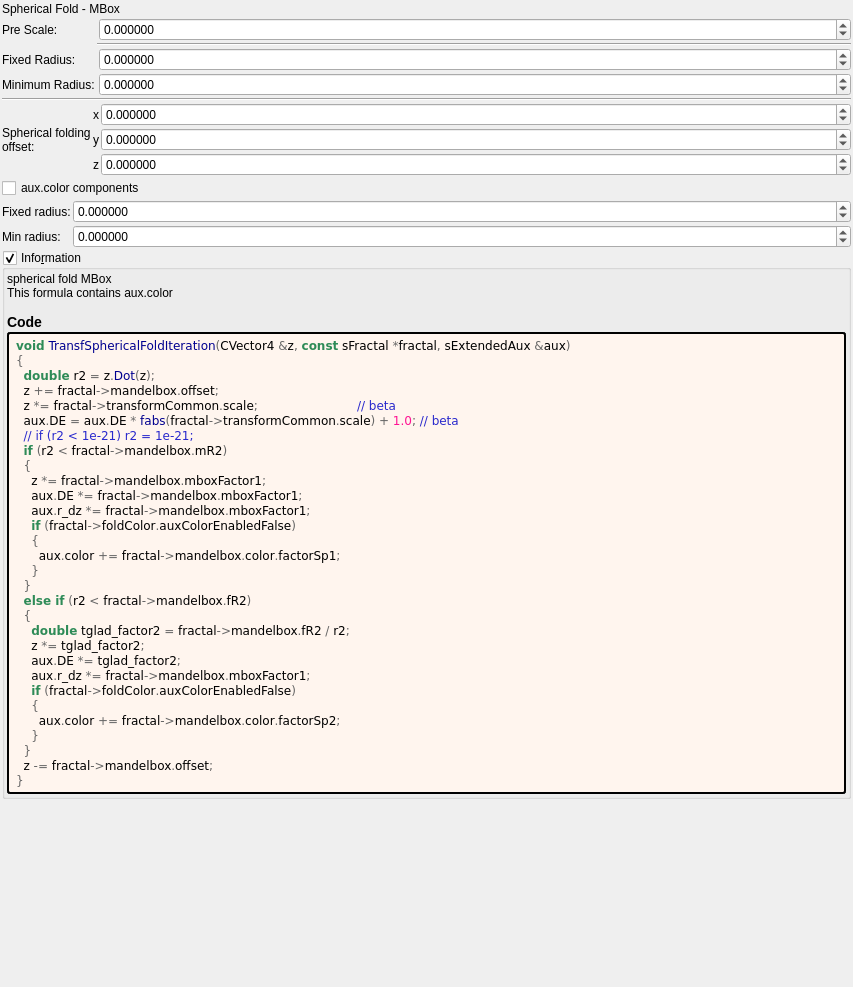
Above: mandelbulber2/formula/ui/transf_spherical_fold.ui from buddhi1980/mandelbulber2 before the change. Below: the same form after it.
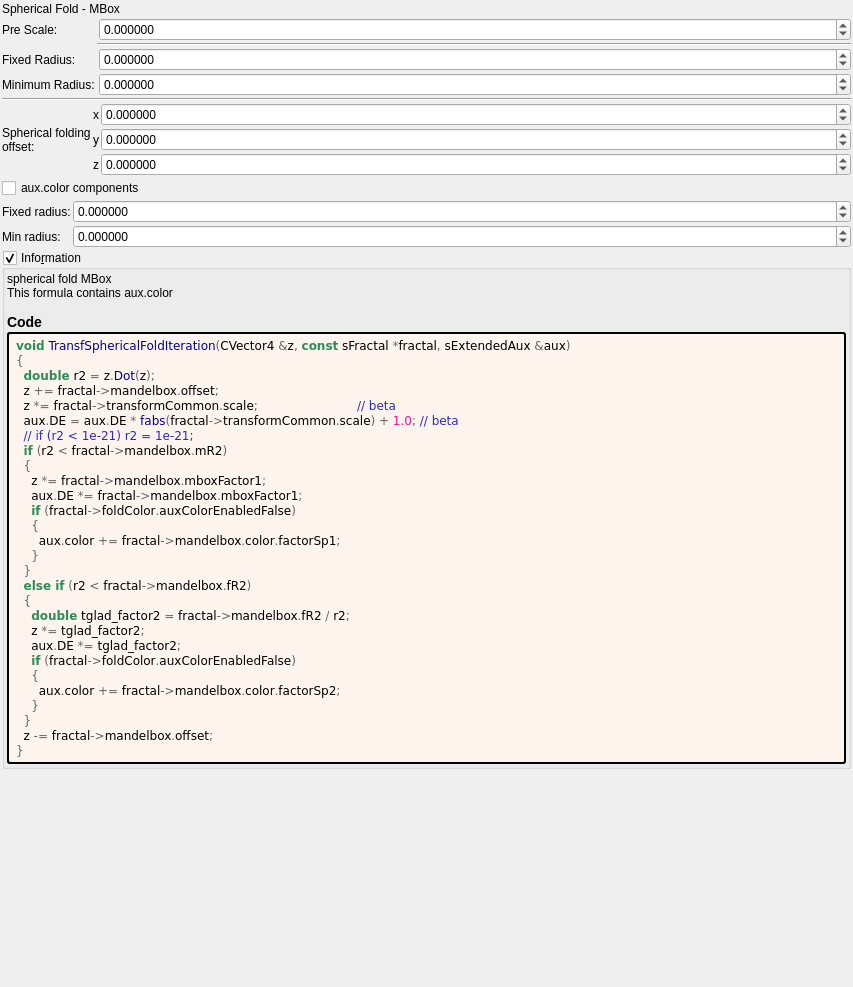
That is the form after the change. Custom widgets are drawn as their Qt base class.

```diff
--- a/mandelbulber2/formula/ui/transf_spherical_fold.ui
+++ b/mandelbulber2/formula/ui/transf_spherical_fold.ui
@@ -453,7 +453,6 @@
   &lt;span style=&quot;color:#676767&quot;&gt;{&lt;/span&gt;
     z &lt;span style=&quot;color:#676767&quot;&gt;*=&lt;/span&gt; fractal&lt;span style=&quot;color:#676767&quot;&gt;-&amp;gt;&lt;/span&gt;mandelbox&lt;span style=&quot;color:#676767&quot;&gt;.&lt;/span&gt;mboxFactor1&lt;span style=&quot;color:#676767&quot;&gt;;&lt;/span&gt;
     aux&lt;span style=&quot;color:#676767&quot;&gt;.&lt;/span&gt;DE &lt;span style=&quot;color:#676767&quot;&gt;*=&lt;/span&gt; fractal&lt;span style=&quot;color:#676767&quot;&gt;-&amp;gt;&lt;/span&gt;mandelbox&lt;span style=&quot;color:#676767&quot;&gt;.&lt;/span&gt;mboxFactor1&lt;span style=&quot;color:#676767&quot;&gt;;&lt;/span&gt;
-    aux&lt;span style=&quot;color:#676767&quot;&gt;.&lt;/span&gt;r_dz &lt;span style=&quot;color:#676767&quot;&gt;*=&lt;/span&gt; fractal&lt;span style=&quot;color:#676767&quot;&gt;-&amp;gt;&lt;/span&gt;mandelbox&lt;span style=&quot;color:#676767&quot;&gt;.&lt;/span&gt;mboxFactor1&lt;span style=&quot;color:#676767&quot;&gt;;&lt;/span&gt;
     &lt;span style=&quot;color:#2e8b57; font-weight:bold&quot;&gt;if&lt;/span&gt; &lt;span style=&quot;color:#676767&quot;&gt;(&lt;/span&gt;fractal&lt;span style=&quot;color:#676767&quot;&gt;-&amp;gt;&lt;/span&gt;foldColor&lt;span style=&quot;color:#676767&quot;&gt;.&lt;/span&gt;auxColorEnabledFalse&lt;span style=&quot;color:#676767&quot;&gt;)&lt;/span&gt;
     &lt;span style=&quot;color:#676767&quot;&gt;{&lt;/span&gt;
       aux&lt;span style=&quot;color:#676767&quot;&gt;.&lt;/span&gt;color &lt;span style=&quot;color:#676767&quot;&gt;+=&lt;/span&gt; fractal&lt;span style=&quot;color:#676767&quot;&gt;-&amp;gt;&lt;/span&gt;mandelbox&lt;span style=&quot;color:#676767&quot;&gt;.&lt;/span&gt;color&lt;span style=&quot;color:#676767&quot;&gt;.&lt;/span&gt;factorSp1&lt;span style=&quot;color:#676767&quot;&gt;;&lt;/span&gt;
@@ -464,7 +463,6 @@
     &lt;span style=&quot;color:#2e8b57; font-weight:bold&quot;&gt;double&lt;/span&gt; tglad_factor2 &lt;span style=&quot;color:#676767&quot;&gt;=&lt;/span&gt; fractal&lt;span style=&quot;color:#676767&quot;&gt;-&amp;gt;&lt;/span&gt;mandelbox&lt;span style=&quot;color:#676767&quot;&gt;.&lt;/span&gt;fR2 &lt;span style=&quot;color:#676767&quot;&gt;/&lt;/span&gt; r2&lt;span style=&quot;color:#676767&quot;&gt;;&lt;/span&gt;
     z &lt;span style=&quot;color:#676767&quot;&gt;*=&lt;/span&gt; tglad_factor2&lt;span style=&quot;color:#676767&quot;&gt;;&lt;/span&gt;
     aux&lt;span style=&quot;color:#676767&quot;&gt;.&lt;/span&gt;DE &lt;span style=&quot;color:#676767&quot;&gt;*=&lt;/span&gt; tglad_factor2&lt;span style=&quot;color:#676767&quot;&gt;;&lt;/span&gt;
-    aux&lt;span style=&quot;color:#676767&quot;&gt;.&lt;/span&gt;r_dz &lt;span style=&quot;color:#676767&quot;&gt;*=&lt;/span&gt; fractal&lt;span style=&quot;color:#676767&quot;&gt;-&amp;gt;&lt;/span&gt;mandelbox&lt;span style=&quot;color:#676767&quot;&gt;.&lt;/span&gt;mboxFactor1&lt;span style=&quot;color:#676767&quot;&gt;;&lt;/span&gt;
     &lt;span style=&quot;color:#2e8b57; font-weight:bold&quot;&gt;if&lt;/span&gt; &lt;span style=&quot;color:#676767&quot;&gt;(&lt;/span&gt;fractal&lt;span style=&quot;color:#676767&quot;&gt;-&amp;gt;&lt;/span&gt;foldColor&lt;span style=&quot;color:#676767&quot;&gt;.&lt;/span&gt;auxColorEnabledFalse&lt;span style=&quot;color:#676767&quot;&gt;)&lt;/span&gt;
     &lt;span style=&quot;color:#676767&quot;&gt;{&lt;/span&gt;
       aux&lt;span style=&quot;color:#676767&quot;&gt;.&lt;/span&gt;color &lt;span style=&quot;color:#676767&quot;&gt;+=&lt;/span&gt; fractal&lt;span style=&quot;color:#676767&quot;&gt;-&amp;gt;&lt;/span&gt;mandelbox&lt;span style=&quot;color:#676767&quot;&gt;.&lt;/span&gt;color&lt;span style=&quot;color:#676767&quot;&gt;.&lt;/span&gt;factorSp2&lt;span style=&quot;color:#676767&quot;&gt;;&lt;/span&gt;
```
